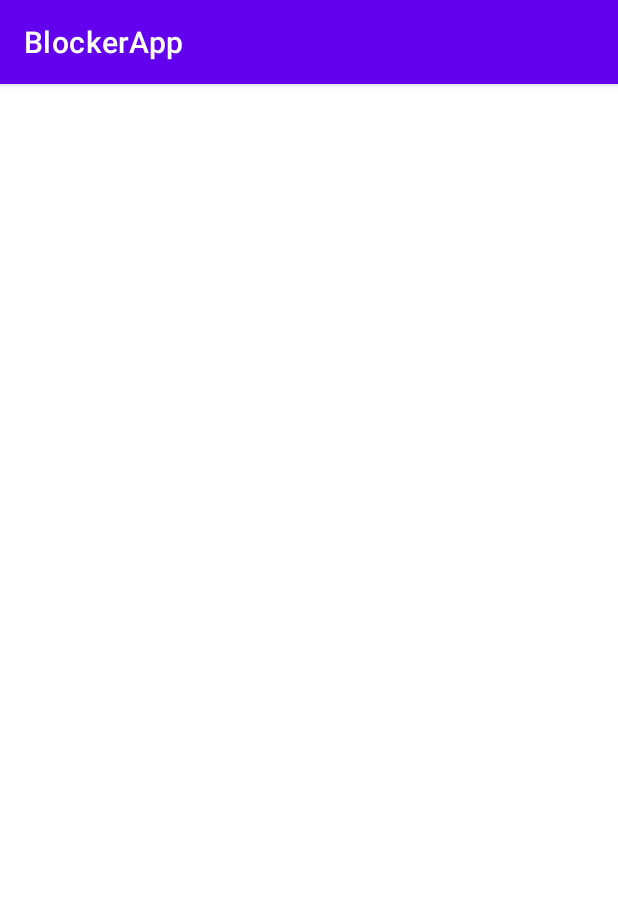
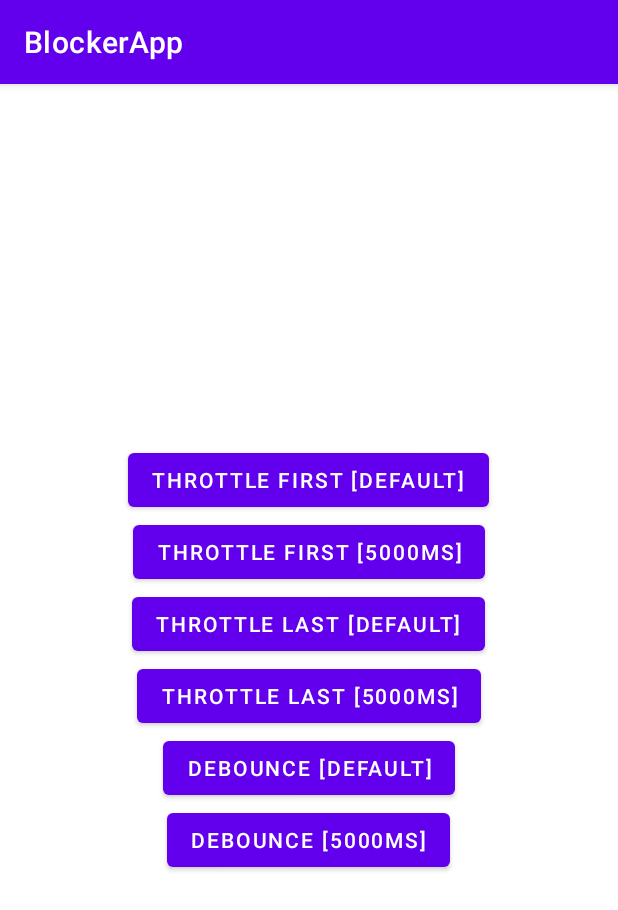
Before and after one commit to Im-Tae/Blocker, an Android app built with Jetpack Compose: the DataBindingActivity screen opened directly, with no data from a screen before it, on a phone screen of 412 x 824 dp. Shown: the top 910 px of the screen. Run offline under Robolectric (Android 15) with nearby library versions, the phone set to English and light mode, and no system bars; our stand-ins replace Dagger/Hilt's generated code, Timber, data binding.

Commit message:
add: databinding setting

```diff
--- a/app/src/main/java/com/leaf/blockerapp/view/databinding/DataBindingActivity.kt
+++ b/app/src/main/java/com/leaf/blockerapp/view/databinding/DataBindingActivity.kt
@@ -6,15 +6,39 @@
 
 package com.leaf.blockerapp.view.databinding
 
+import android.os.Bundle
+import android.widget.Toast
+import androidx.activity.viewModels
 import androidx.appcompat.app.AppCompatActivity
-import android.os.Bundle
+import androidx.databinding.DataBindingUtil
+import androidx.lifecycle.lifecycleScope
+import com.leaf.blockerapp.BR
 import com.leaf.blockerapp.R
+import com.leaf.blockerapp.databinding.ActivityDataBindingBinding
 import dagger.hilt.android.AndroidEntryPoint
+import kotlinx.coroutines.flow.collect
+import kotlinx.coroutines.launch
 
 @AndroidEntryPoint
 class DataBindingActivity : AppCompatActivity() {
+
+    private lateinit var binding : ActivityDataBindingBinding
+
+    private val viewModel: DataBindingViewModel by viewModels()
+
     override fun onCreate(savedInstanceState: Bundle?) {
         super.onCreate(savedInstanceState)
-        setContentView(R.layout.activity_data_binding)
+
+        binding = DataBindingUtil.setContentView(this, R.layout.activity_data_binding)
+        binding.setVariable(BR.vm, viewModel)
+        binding.lifecycleOwner = this
+
+        lifecycleScope.launch {
+            viewModel.showToastEvent.collect {
+                showToast(it)
+            }
+        }
     }
+
+    private fun showToast(message: String) = Toast.makeText(this, message, Toast.LENGTH_SHORT).show()
 }
--- /dev/null
+++ b/app/src/main/java/com/leaf/blockerapp/view/databinding/DataBindingViewModel.kt
@@ -0,0 +1,33 @@
+/*
+ * Create by Im-Tae on 2021. 9. 16.
+ *
+ * Copyright (c) 2021. Im-Tae. All rights reserved.
+ */
+
+package com.leaf.blockerapp.view.databinding
+
+import android.view.View
+import androidx.lifecycle.ViewModel
+import androidx.lifecycle.viewModelScope
+import dagger.hilt.android.lifecycle.HiltViewModel
+import kotlinx.coroutines.flow.MutableSharedFlow
+import kotlinx.coroutines.flow.asSharedFlow
+import kotlinx.coroutines.launch
+import timber.log.Timber
+import javax.inject.Inject
+
+@HiltViewModel
+class DataBindingViewModel @Inject constructor(
+
+) : ViewModel() {
+
+    private val _showToastEvent = MutableSharedFlow<String>()
+    val showToastEvent = _showToastEvent.asSharedFlow()
+
+    fun onClickButton(view: View) {
+        viewModelScope.launch {
+            Timber.i("Button Click")
+            _showToastEvent.emit("Click")
+        }
+    }
+}
--- a/app/src/main/res/layout/activity_data_binding.xml
+++ b/app/src/main/res/layout/activity_data_binding.xml
@@ -5,11 +5,62 @@
   ~ Copyright (c) 2021. Im-Tae. All rights reserved.
   -->
 
-<androidx.constraintlayout.widget.ConstraintLayout xmlns:android="http://schemas.android.com/apk/res/android"
+<layout
     xmlns:app="http://schemas.android.com/apk/res-auto"
-    xmlns:tools="http://schemas.android.com/tools"
-    android:layout_width="match_parent"
-    android:layout_height="match_parent"
-    tools:context=".view.databinding.DataBindingActivity">
+    xmlns:android="http://schemas.android.com/apk/res/android"
+    xmlns:tools="http://schemas.android.com/tools">
+    <data>
+        <variable
+            name="vm"
+            type="com.leaf.blockerapp.view.databinding.DataBindingViewModel" />
+    </data>
 
-</androidx.constraintlayout.widget.ConstraintLayout>
+    <LinearLayout
+        android:layout_width="match_parent"
+        android:layout_height="match_parent"
+        tools:context=".view.databinding.DataBindingActivity"
+        android:gravity="center"
+        android:orientation="vertical">
+
+        <Button
+            android:layout_width="wrap_content"
+            android:layout_height="wrap_content"
+            android:text="Throttle First [Default]"
+            app:onThrottleFirstClick="@{vm::onClickButton}"/>
+
+        <Button
+            android:layout_width="wrap_content"
+            android:layout_height="wrap_content"
+            android:text="Throttle First [5000Ms]"
+            app:onThrottleFirstClick="@{vm::onClickButton}"
+            app:skipInterval="@{5000L}"/>
+
+        <Button
+            android:layout_width="wrap_content"
+            android:layout_height="wrap_content"
+            android:text="Throttle Last [Default]"
+            app:onThrottleLastClick="@{vm::onClickButton}"/>
+
+        <Button
+            android:layout_width="wrap_content"
+            android:layout_height="wrap_content"
+            android:text="Throttle Last [5000Ms]"
+            app:onThrottleLastClick="@{vm::onClickButton}"
+            app:skipInterval="@{5000L}"/>
+
+        <Button
+            android:layout_width="wrap_content"
+            android:layout_height="wrap_content"
+            android:text="Debounce [Default]"
+            app:onDebounceClick="@{vm::onClickButton}"/>
+
+        <Button
+            android:layout_width="wrap_content"
+            android:layout_height="wrap_content"
+            android:text="Debounce [5000Ms]"
+            app:onDebounceClick="@{vm::onClickButton}"
+            app:waitInterval="@{5000L}"/>
+
+    </LinearLayout>
+
+</layout>
--- a/app/src/main/res/layout/activity_xml.xml
+++ b/app/src/main/res/layout/activity_xml.xml
@@ -27,10 +27,10 @@
             android:text="Throttle First"/>
 
         <Button
-            android:id="@+id/throttle_latest_button"
+            android:id="@+id/throttle_last_button"
             android:layout_width="wrap_content"
             android:layout_height="wrap_content"
-            android:text="Throttle Latest"/>
+            android:text="Throttle Last"/>
 
         <Button
             android:id="@+id/debounce_button"
--- a/blocker/src/main/java/com/leaf/blocker/extend/listener.kt
+++ b/blocker/src/main/java/com/leaf/blocker/extend/listener.kt
@@ -7,7 +7,7 @@
 package com.leaf.blocker.extend
 
 import android.view.View
-import kotlinx.coroutines.*
+import kotlinx.coroutines.MainScope
 
 /**
  * Register a callback to be invoked when this view is clicked. If this view is not clickable, it becomes clickable.
```
Also changed, not shown: app/src/main/java/com/leaf/blockerapp/view/xml/XmlActivity.kt (+11 -2 lines), blocker/build.gradle (+6 -1 lines), blocker/src/main/java/com/leaf/blocker/extend/binding.kt (added, +31 -0 lines).
